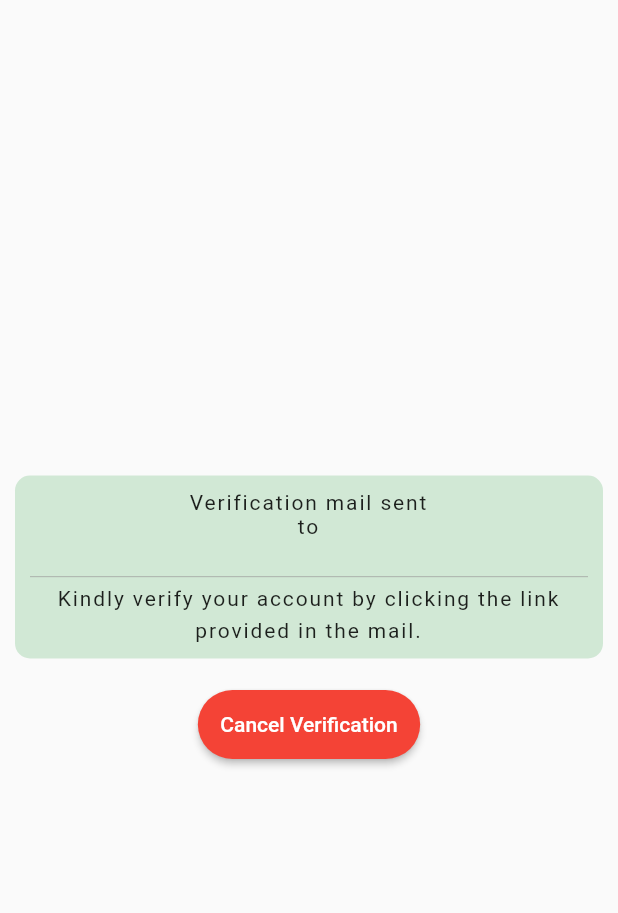
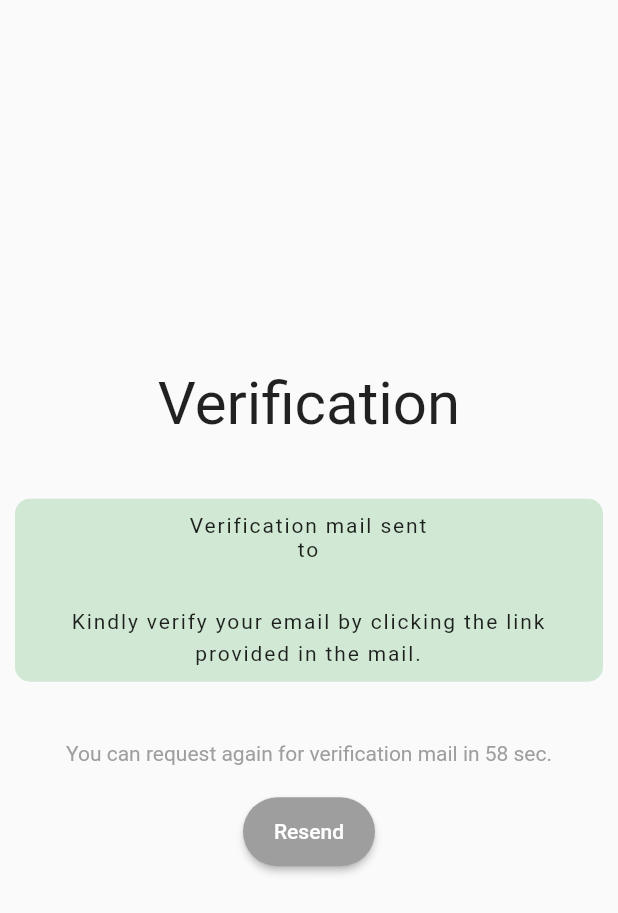
Before and after one commit to Aswal-Ashutosh/Hi-Mobile-App, a Flutter app: the EmailVerificatoinScreen screen opened by its route, on a phone screen of 412 x 824 dp. Shown: the top 913 px of the screen. Run offline on Flutter 3.47's test engine with Material 2 defaults, Android fonts, the phone set to English and light mode, and no system bars; our stand-ins replace firebase_auth, firebase_core; accounts and stored records are empty; network calls fail.

Commit message:
Email verification improved

```diff
--- a/lib/screens/email_verification_screen.dart
+++ b/lib/screens/email_verification_screen.dart
@@ -3,8 +3,8 @@ import 'package:firebase_auth/firebase_auth.dart';
 import 'package:flutter/material.dart';
 import 'package:hi/constants/constants.dart';
 import 'package:hi/custom_widget/buttons/primary_button.dart';
+import 'package:hi/screens/home_screen.dart';
 
-//TODO: Delete account if back key is pressed
 class EmailVerificatoinScreen extends StatefulWidget {
   static const id = 'email_verification_screen';
   @override
@@ -12,55 +12,36 @@ class EmailVerificatoinScreen extends StatefulWidget {
       _EmailVerificatoinScreenState();
 }
 
-class _EmailVerificatoinScreenState extends State<EmailVerificatoinScreen> with WidgetsBindingObserver{
+class _EmailVerificatoinScreenState extends State<EmailVerificatoinScreen> {
   Timer? timer;
+
+  bool resendButtonEnabled = false;
 
   @override
   void initState() {
-    WidgetsBinding.instance?.addObserver(this);
     runEmailVerification();
     super.initState();
   }
 
   @override
   void dispose() {
-    WidgetsBinding.instance?.removeObserver(this);
     timer?.cancel();
     super.dispose();
-    print('dispose');
-  }
-
-  @override
-  void didChangeAppLifecycleState(AppLifecycleState state) async{
-    if(state == AppLifecycleState.detached){
-      print('detached');
-      //Deleting currently created account if app is closed without verifying the email.
-      await FirebaseAuth.instance.currentUser?.reload();
-      if(!FirebaseAuth.instance.currentUser!.emailVerified){
-        FirebaseAuth.instance.currentUser?.delete();
-      }
-    }else if(state == AppLifecycleState.inactive){
-      print('inactive');
-    }else if(state == AppLifecycleState.paused){
-      print('paused');
-    }else if(state == AppLifecycleState.resumed){
-      print('resumed');
-    }
-    super.didChangeAppLifecycleState(state);
   }
 
   void runEmailVerification() {
     FirebaseAuth.instance.currentUser?.sendEmailVerification();
-    timer = Timer.periodic(Duration(seconds: 3), (timer) async{
-      if(await checkIfVerified()){
-        //TODO: Naviage to home screen
+    timer = Timer.periodic(Duration(seconds: 3), (timer) async {
+      if (await checkIfVerified()) {
+        Navigator.pushNamedAndRemoveUntil(
+            context, HomeScreen.id, (route) => false);
       }
     });
   }
 
   Future<bool> checkIfVerified() async {
     await FirebaseAuth.instance.currentUser?.reload();
-    if(FirebaseAuth.instance.currentUser!.emailVerified){
+    if (FirebaseAuth.instance.currentUser!.emailVerified) {
       timer?.cancel();
       return true;
     }
@@ -77,15 +58,36 @@ class _EmailVerificatoinScreenState extends State<EmailVerificatoinScreen> with
           child: Column(
             mainAxisAlignment: MainAxisAlignment.center,
             children: [
+              Center(
+                  child: Text('Verification', style: TextStyle(fontSize: 40))),
+              SizedBox(height: kDefaultPadding * 2),
               VerificatonMessage(),
-              SizedBox(height: kDefaultPadding),
+              SizedBox(height: kDefaultPadding * 2),
+              if (resendButtonEnabled == false)
+                TweenAnimationBuilder(
+                  tween: Tween(begin: 60.0, end: 0.0),
+                  duration: Duration(seconds: 60),
+                  builder: (context, value, child) => Text(
+                      'You can request again for verification mail in ${(value as double).toInt()} sec.', style: TextStyle(color: Colors.grey[500]),),
+                  onEnd: () {
+                    setState(() {
+                      resendButtonEnabled = true;
+                    });
+                  },
+                ),
+              if(resendButtonEnabled == false)
+                SizedBox(height: kDefaultPadding),
               PrimaryButton(
-                displayText: 'Cancel Verification',
-                color: Colors.red,
-                onPressed: () async {
-                  await FirebaseAuth.instance.currentUser?.delete();
-                  Navigator.pop(context);
-                }
+                displayText: 'Resend',
+                color: resendButtonEnabled ? kPrimaryButtonColor : Colors.grey,
+                onPressed: resendButtonEnabled
+                    ? () async{
+                        await FirebaseAuth.instance.currentUser?.sendEmailVerification();
+                        setState(() {
+                          resendButtonEnabled = false;
+                        });
+                      }
+                    : (){},
               ),
             ],
           ),
@@ -114,7 +116,7 @@ class VerificatonMessage extends StatelessWidget {
             height: kDefaultPadding / 4.0,
           ),
           Text(
-            FirebaseAuth.instance.currentUser?.email??'Error',
+            FirebaseAuth.instance.currentUser?.email ?? 'Error',
             style: TextStyle(
               fontSize: 15.0,
               color: Colors.green,
@@ -123,22 +125,20 @@ class VerificatonMessage extends StatelessWidget {
           ),
           SizedBox(
             height: kDefaultPadding / 4.0,
-            child: Divider(
-              color: Colors.grey,
-              thickness: 0.5,
-            ),
           ),
           Text(
-            'Kindly verify your account by clicking the link provided in the mail.',
+            'Kindly verify your email by clicking the link provided in the mail.',
             textAlign: TextAlign.center,
-            style: TextStyle(color: Colors.grey[650], height: 1.5, letterSpacing: 1.25),
+            style: TextStyle(
+                color: Colors.grey[650], height: 1.5, letterSpacing: 1.25),
           ),
         ],
       ),
       decoration: BoxDecoration(
         color: Color(0x332EA043),
-        borderRadius:
-            BorderRadius.all(Radius.circular(kDefualtBorderRadius / 2.0),),
+        borderRadius: BorderRadius.all(
+          Radius.circular(kDefualtBorderRadius / 2.0),
+        ),
       ),
     );
   }
```
